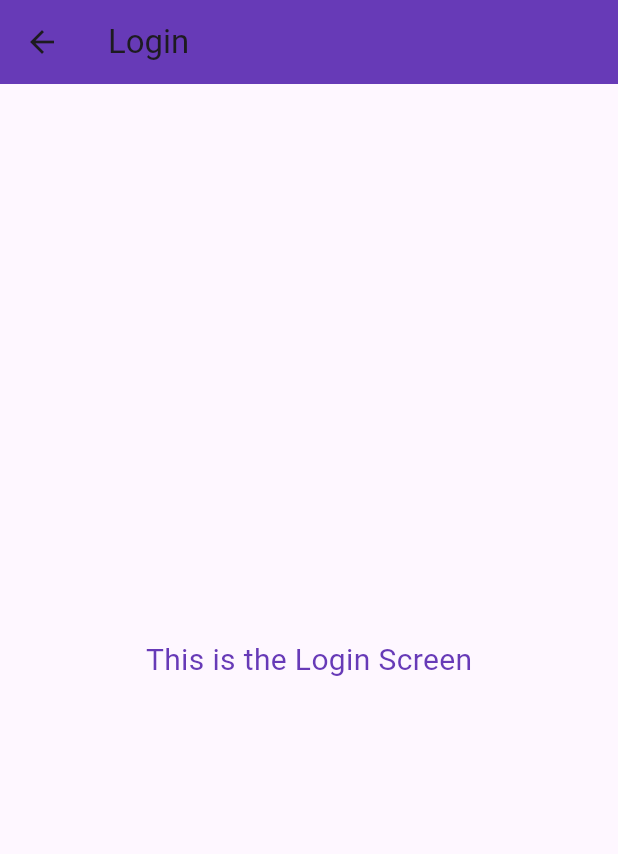
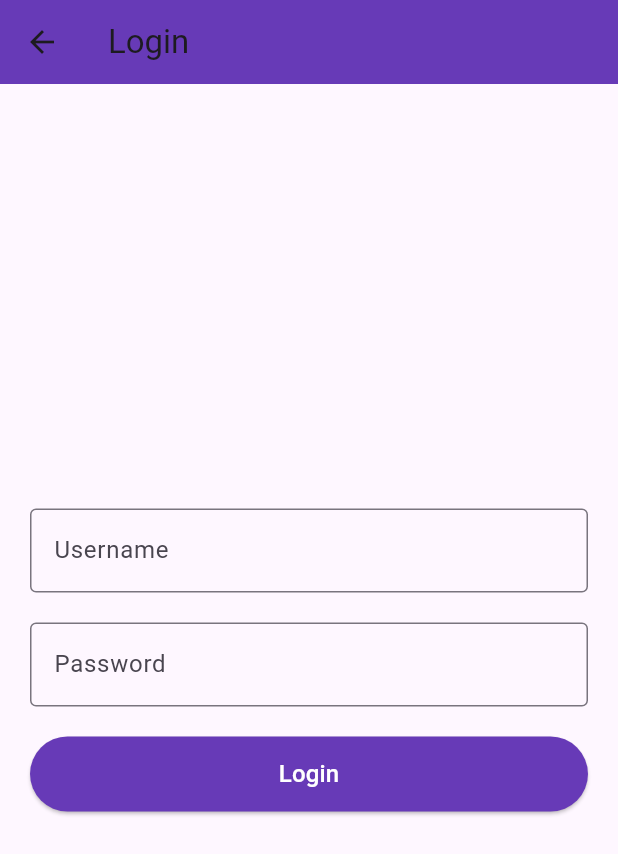
Before and after one commit to icaruskyle/finalprojectneurohelp, a Flutter app: the screen it shows after launch, after a tap on "Login", on a phone screen of 412 x 824 dp. Shown: the top 854 px of the screen. Run offline on Flutter 3.47's test engine with Material 3 defaults, Android fonts, the light colour scheme and no system bars.

Commit message:
09/03/2025 + dummy user login + dashboard

```diff
--- a/lib/main.dart
+++ b/lib/main.dart
@@ -2,6 +2,9 @@ import 'package:flutter/material.dart';
 import 'screens/welcome_screen.dart';
 import 'screens/login_screen.dart';
 import 'screens/signup_screen.dart';
+import 'screens/dashboard_screen.dart';
+
+
 
 void main() {
   runApp(const MyApp());
@@ -23,6 +26,7 @@ class MyApp extends StatelessWidget {
         '/': (context) => const WelcomeScreen(),
         '/login': (context) => const LoginScreen(),
         '/signup': (context) => const SignupScreen(),
+        '/dashboard': (context) => const DashboardScreen(),
       },
     );
   }
--- a/lib/screens/login_screen.dart
+++ b/lib/screens/login_screen.dart
@@ -1,7 +1,35 @@
 import 'package:flutter/material.dart';
 
-class LoginScreen extends StatelessWidget {
+const dummyUsername = "testuser";
+const dummyPassword = "12345";
+
+class LoginScreen extends StatefulWidget {
   const LoginScreen({super.key});
+
+  @override
+  State<LoginScreen> createState() => _LoginScreenState();
+}
+
+class _LoginScreenState extends State<LoginScreen> {
+  final TextEditingController _usernameController = TextEditingController();
+  final TextEditingController _passwordController = TextEditingController();
+
+  String? _errorMessage;
+
+  void _login() {
+    String username = _usernameController.text.trim();
+    String password = _passwordController.text.trim();
+
+    if (username == dummyUsername && password == dummyPassword) {
+
+      Navigator.pushReplacementNamed(context, '/dashboard');
+    } else {
+
+      setState(() {
+        _errorMessage = "Invalid username or password!";
+      });
+    }
+  }
 
   @override
   Widget build(BuildContext context) {
@@ -10,10 +38,47 @@ class LoginScreen extends StatelessWidget {
         backgroundColor: Colors.deepPurple,
         title: const Text("Login"),
       ),
-      body: const Center(
-        child: Text(
-          "This is the Login Screen",
-          style: TextStyle(fontSize: 20, color: Colors.deepPurple),
+      body: Padding(
+        padding: const EdgeInsets.all(20),
+        child: Column(
+          mainAxisAlignment: MainAxisAlignment.center,
+          children: [
+            TextField(
+              controller: _usernameController,
+              decoration: const InputDecoration(
+                labelText: "Username",
+                border: OutlineInputBorder(),
+              ),
+            ),
+            const SizedBox(height: 20),
+            TextField(
+              controller: _passwordController,
+              obscureText: true,
+              decoration: const InputDecoration(
+                labelText: "Password",
+                border: OutlineInputBorder(),
+              ),
+            ),
+            const SizedBox(height: 20),
+            ElevatedButton(
+              onPressed: _login,
+              style: ElevatedButton.styleFrom(
+                backgroundColor: Colors.deepPurple,
+                minimumSize: const Size(double.infinity, 50),
+              ),
+              child: const Text(
+                "Login",
+                style: TextStyle(color: Colors.white, fontSize: 16),
+              ),
+            ),
+            if (_errorMessage != null) ...[
+              const SizedBox(height: 20),
+              Text(
+                _errorMessage!,
+                style: const TextStyle(color: Colors.red),
+              ),
+            ],
+          ],
         ),
       ),
     );
```
Also changed, not shown: lib/screens/dashboard_screen.dart (added, +85 -0 lines), lib/screens/signup_screen.dart (+91 -5 lines).
